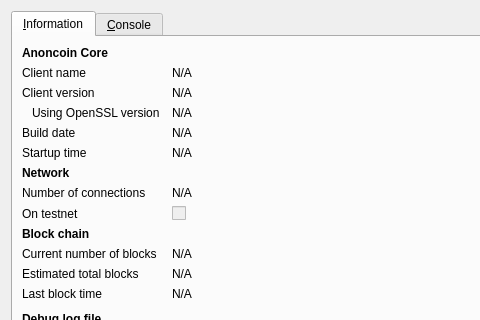
GOSTSec/gostcoin, file src/qt/forms/rpcconsole.ui: the form before one commit; both pictures show x 0 to 480 and y 0 to 320 of the 740 by 450 pixel window.
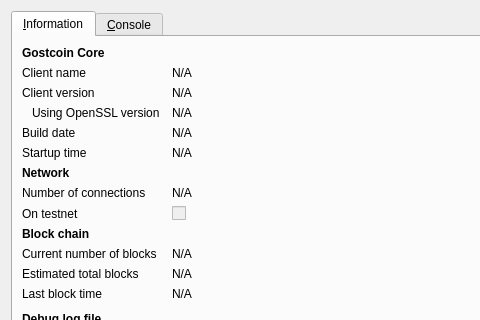
The form after the commit. Icons and pictures are not drawn.

Patch:
```diff
--- a/src/qt/forms/rpcconsole.ui
+++ b/src/qt/forms/rpcconsole.ui
@@ -36,7 +36,7 @@
           </font>
          </property>
          <property name="text">
-          <string>Anoncoin Core</string>
+          <string>Gostcoin Core</string>
          </property>
         </widget>
        </item>
```
Left out of the diff: 6 changed lines with no effect on the pictures.
